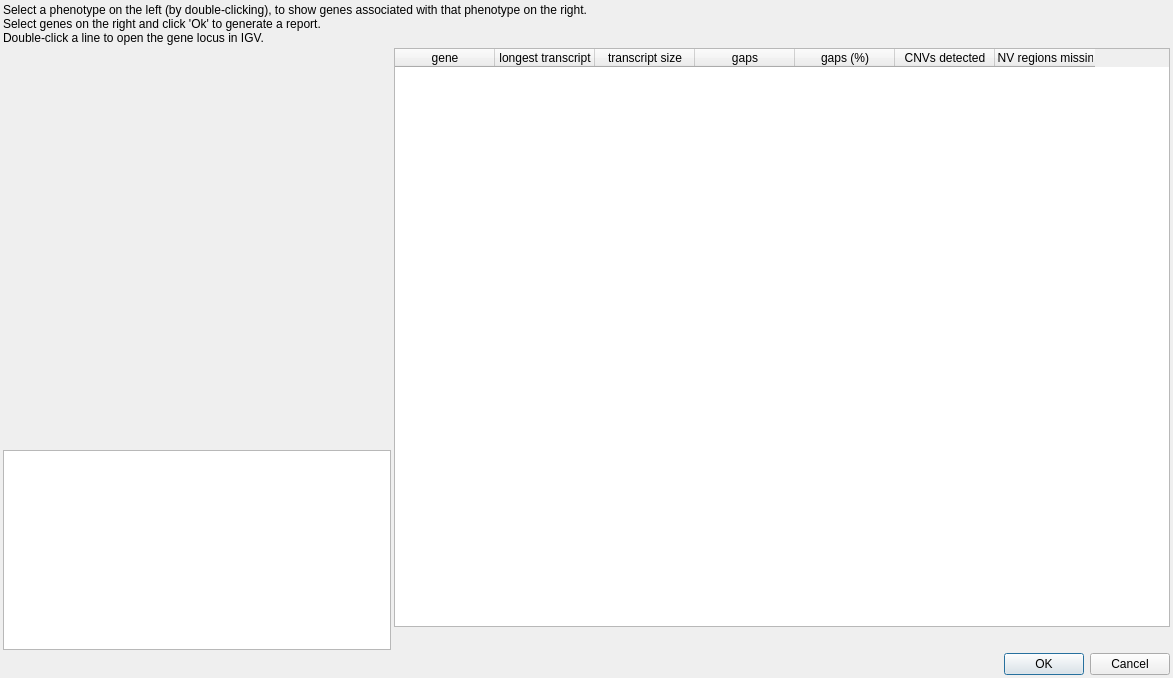
Before: the Qt Designer form src/GSvar/GeneSelectorDialog.ui in imgag/ngs-bits, drawn with Qt 5.
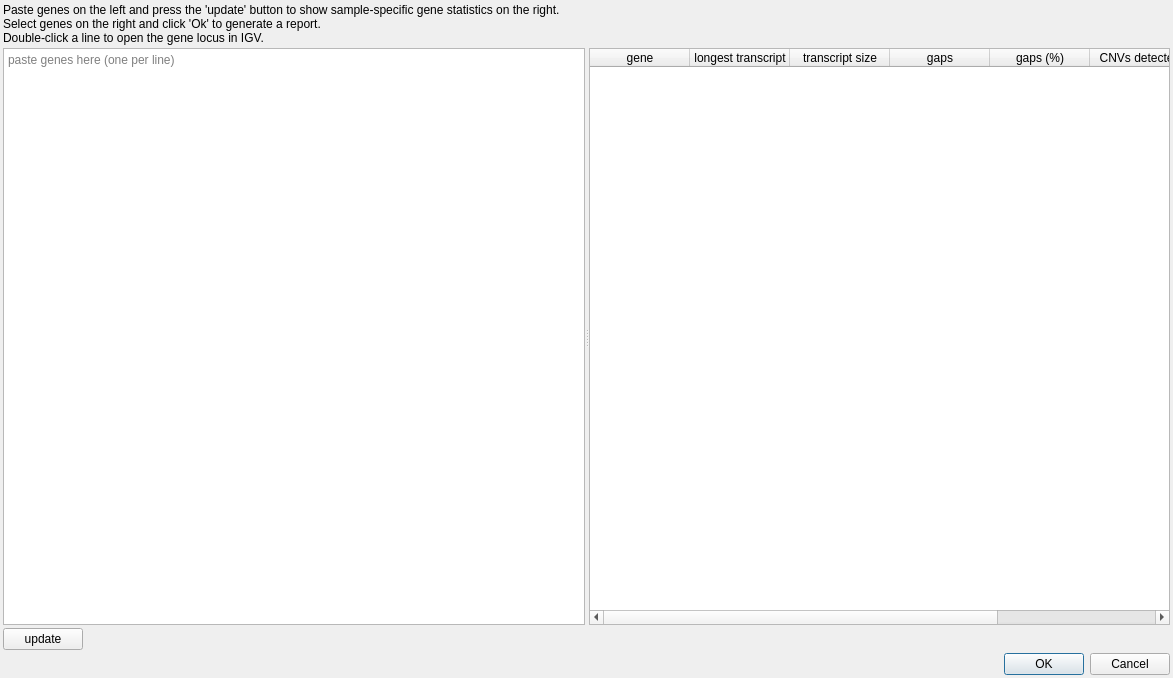
After: the same form once the commit is applied. Custom widgets are drawn as their Qt base class.

Commit message: GSvar: GeneSelectorDialog now gets a gene list as input

```diff
--- a/src/GSvar/GeneSelectorDialog.ui
+++ b/src/GSvar/GeneSelectorDialog.ui
@@ -13,7 +13,10 @@
   <property name="windowTitle">
    <string>Gene selector dialog</string>
   </property>
-  <layout class="QGridLayout" name="gridLayout" columnstretch="1,2">
+  <layout class="QVBoxLayout" name="verticalLayout_2" stretch="0,1,0,0">
+   <property name="spacing">
+    <number>3</number>
+   </property>
    <property name="leftMargin">
     <number>3</number>
    </property>
@@ -26,38 +29,48 @@
    <property name="bottomMargin">
     <number>3</number>
    </property>
-   <property name="spacing">
-    <number>3</number>
-   </property>
-   <item row="0" column="0" colspan="2">
+   <item>
     <widget class="QLabel" name="label_3">
      <property name="text">
-      <string>&lt;html&gt;&lt;head/&gt;&lt;body&gt;&lt;p&gt;Select a phenotype on the left (by double-clicking), to show genes associated with that phenotype on the right.&lt;br/&gt;Select genes on the right and click 'Ok' to generate a report.&lt;br/&gt;Double-click a line to open the gene locus in IGV.&lt;/p&gt;&lt;/body&gt;&lt;/html&gt;</string>
+      <string>&lt;html&gt;&lt;head/&gt;&lt;body&gt;&lt;p&gt;Paste genes on the left and press the 'update' button to show sample-specific gene statistics on the right.&lt;br/&gt;Select genes on the right and click 'Ok' to generate a report.&lt;br/&gt;Double-click a line to open the gene locus in IGV.&lt;/p&gt;&lt;/body&gt;&lt;/html&gt;</string>
      </property>
      <property name="wordWrap">
       <bool>false</bool>
      </property>
     </widget>
    </item>
-   <item row="1" column="0" rowspan="2">
-    <layout class="QVBoxLayout" name="verticalLayout" stretch="2,1">
      <item>
-      <widget class="PhenotypeSelector" name="pheno" native="true">
+    <widget class="QSplitter" name="splitter">
+     <property name="orientation">
+      <enum>Qt::Horizontal</enum>
+     </property>
+     <property name="childrenCollapsible">
+      <bool>false</bool>
+     </property>
+     <widget class="QTextEdit" name="genes">
+      <property name="sizePolicy">
+       <sizepolicy hsizetype="Expanding" vsizetype="Expanding">
+        <horstretch>0</horstretch>
+        <verstretch>0</verstretch>
+       </sizepolicy>
+      </property>
        <property name="minimumSize">
         <size>
-         <width>200</width>
+        <width>0</width>
          <height>0</height>
         </size>
        </property>
-      </widget>
-     </item>
-     <item>
-      <widget class="QTextEdit" name="pheno_details"/>
-     </item>
-    </layout>
-   </item>
-   <item row="1" column="1">
-    <widget class="QTableWidget" name="genes">
+      <property name="placeholderText">
+       <string>paste genes here (one per line)</string>
+      </property>
+     </widget>
+     <widget class="QTableWidget" name="details">
+      <property name="minimumSize">
+       <size>
+        <width>0</width>
+        <height>0</height>
+       </size>
+      </property>
      <property name="frameShape">
       <enum>QFrame::StyledPanel</enum>
      </property>
@@ -112,12 +125,20 @@
       </property>
      </column>
     </widget>
+    </widget>
    </item>
-   <item row="2" column="1">
+   <item>
     <layout class="QHBoxLayout" name="horizontalLayout_2">
      <property name="spacing">
       <number>3</number>
      </property>
+     <item>
+      <widget class="QPushButton" name="update_btn">
+       <property name="text">
+        <string>update</string>
+       </property>
+      </widget>
+     </item>
      <item>
       <spacer name="horizontalSpacer_2">
        <property name="orientation">
@@ -146,7 +167,7 @@
      </item>
     </layout>
    </item>
-   <item row="3" column="0" colspan="2">
+   <item>
     <widget class="QDialogButtonBox" name="buttonBox">
      <property name="orientation">
       <enum>Qt::Horizontal</enum>
@@ -158,14 +179,6 @@
    </item>
   </layout>
  </widget>
- <customwidgets>
-  <customwidget>
-   <class>PhenotypeSelector</class>
-   <extends>QWidget</extends>
-   <header>PhenotypeSelector.h</header>
-   <container>1</container>
-  </customwidget>
- </customwidgets>
  <resources/>
  <connections>
   <connection>
```
Lines whose indentation alone changed are shown as unchanged. The commit also changes 5 other files.
